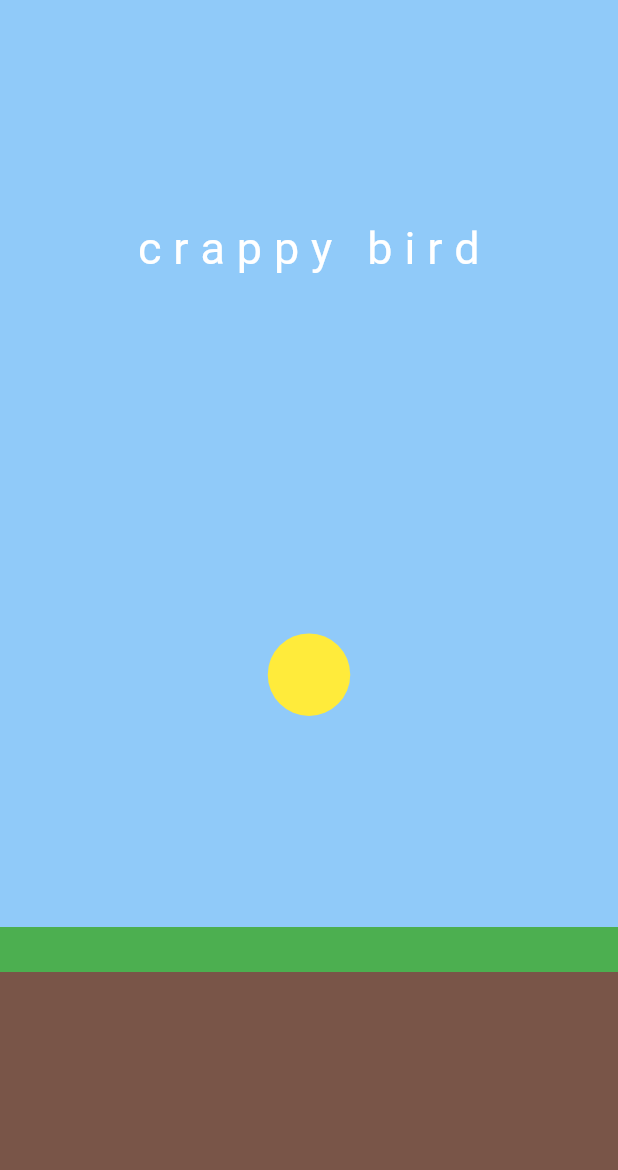
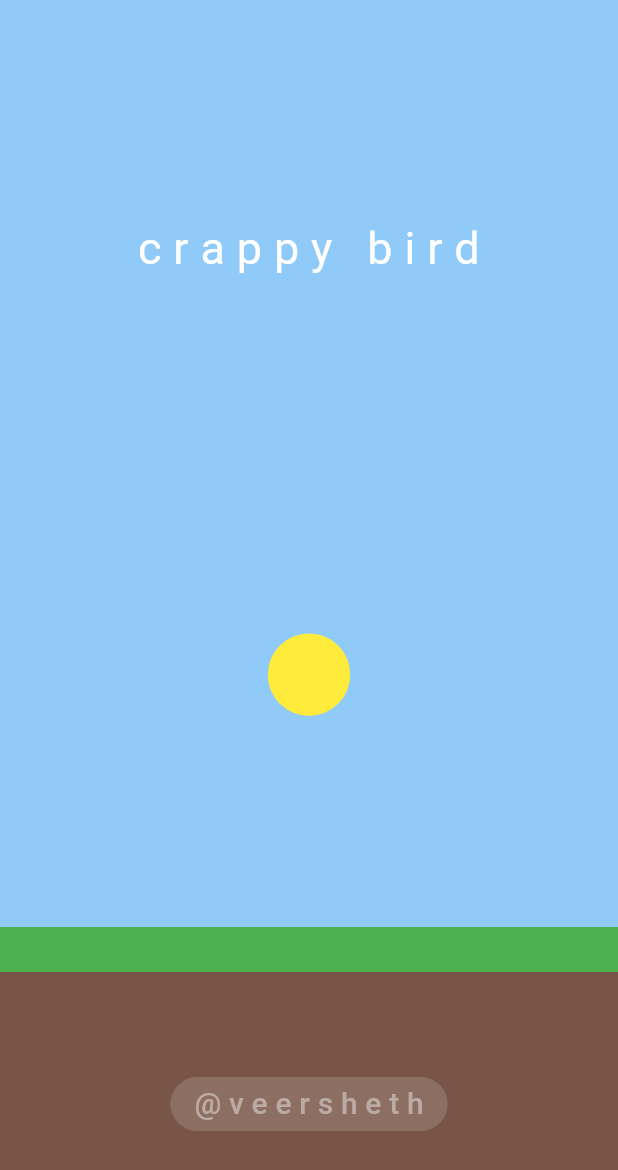
Before and after one commit to veersheth/crappy-bird, a Flutter app: the screen it shows after launch, on a phone screen of 412 x 824 dp. Shown: the top 1170 px of the screen. Run offline on Flutter 3.47's test engine with Material 3 defaults, Android fonts, the light colour scheme and no system bars.

Commit message:
add watermark

```diff
--- a/lib/widgets/ground.dart
+++ b/lib/widgets/ground.dart
@@ -13,6 +13,22 @@ class Ground extends StatelessWidget {
         ),
         Expanded(
             child: Container(
+          alignment: Alignment.center,
+          child: MaterialButton(
+            color: Colors.brown[400],
+            elevation: 0,
+            shape: RoundedRectangleBorder(
+              borderRadius: BorderRadius.circular(20),
+            ),
+            onPressed: () {},
+            child: Text(
+              "@ v e e r s h e t h",
+              style: TextStyle(
+                color: Colors.brown[200],
+                fontSize: 20,
+              ),
+            ),
+          ),
           color: Colors.brown,
         ))
       ],
```
Also changed, not shown: lib/widgets/game_over.dart (+9 -6 lines).
